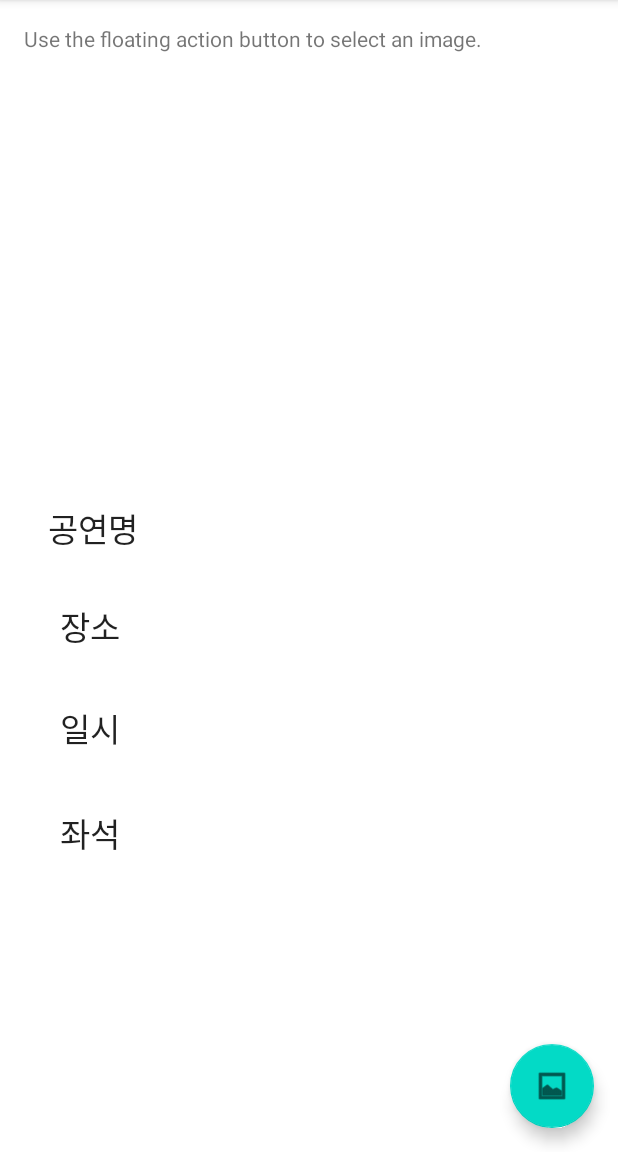
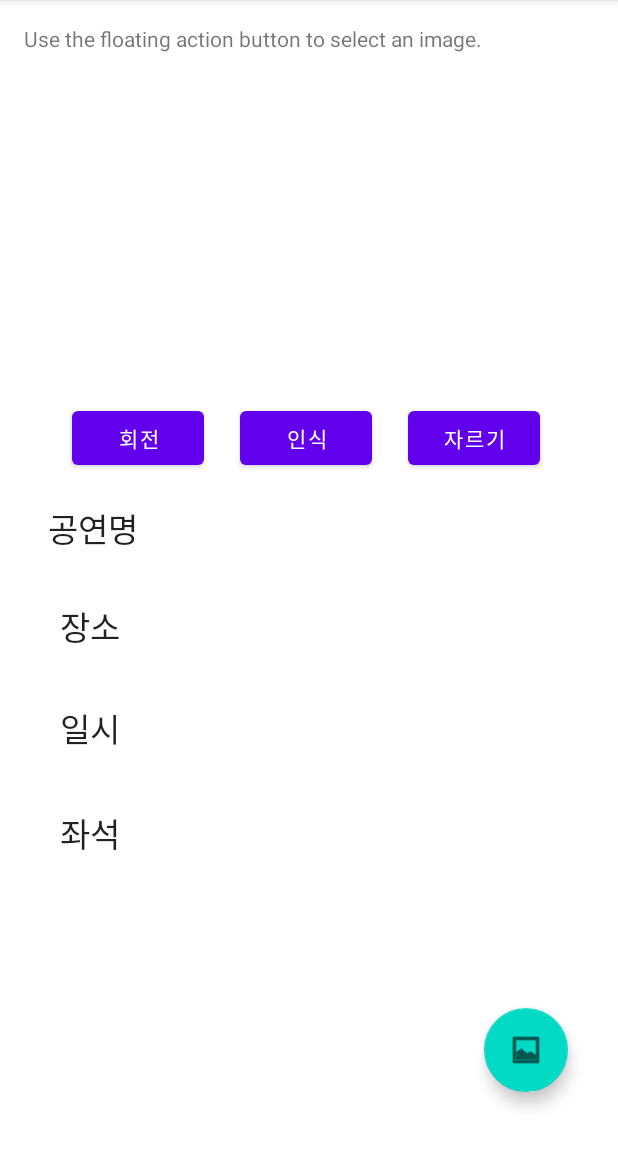
Before and after one commit to hjuujh/mytip, an Android app: the TicketActivity screen opened directly, with no data from a screen before it, on a phone screen of 412 x 824 dp, the part 84-1236 px from its top. Run offline under Robolectric (Android 15) with nearby library versions, the phone set to English and light mode, and no system bars; our stand-ins replace Firebase (no records; nobody signed in at launch, a user with empty details on screens opened directly); libraries missing offline, so code that uses them is left out: com.google.api.client, com.google.api.services, com.google.gson.internal.

Commit message:
사진 자르기 회전 추가

```diff
--- a/app/src/main/AndroidManifest.xml
+++ b/app/src/main/AndroidManifest.xml
@@ -4,6 +4,7 @@
 
     <uses-permission android:name="android.permission.INTERNET" />
     <uses-permission android:name="android.permission.READ_EXTERNAL_STORAGE" />
+    <uses-permission android:name="android.permission.WRITE_EXTERNAL_STORAGE" />
     <uses-permission android:name="android.permission.CAMERA" />
 
     <application
--- a/app/src/main/res/layout/activity_ticket.xml
+++ b/app/src/main/res/layout/activity_ticket.xml
@@ -1,10 +1,9 @@
 <?xml version="1.0" encoding="utf-8"?>
-<androidx.coordinatorlayout.widget.CoordinatorLayout xmlns:android="http://schemas.android.com/apk/res/android"
+<RelativeLayout xmlns:android="http://schemas.android.com/apk/res/android"
     xmlns:app="http://schemas.android.com/apk/res-auto"
     xmlns:tools="http://schemas.android.com/tools"
     android:layout_width="match_parent"
     android:layout_height="match_parent"
-android:fitsSystemWindows="true"
     tools:context=".TicketActivity">
 
 <!--    <android.support.design.widget.AppBarLayout-->
@@ -18,8 +17,13 @@ tools:context=".TicketActivity">
         android:id="@+id/fab"
         android:layout_width="wrap_content"
         android:layout_height="wrap_content"
+        android:layout_alignParentEnd="true"
+        android:layout_alignParentRight="true"
+        android:layout_alignParentBottom="true"
         android:layout_gravity="bottom|end"
-    android:layout_margin="@dimen/fab_margin"
+        android:layout_marginEnd="33dp"
+        android:layout_marginRight="33dp"
+        android:layout_marginBottom="40dp"
         android:src="@android:drawable/ic_menu_gallery" />
 
-</androidx.coordinatorlayout.widget.CoordinatorLayout>
+</RelativeLayout>
--- a/app/src/main/res/layout/content_main.xml
+++ b/app/src/main/res/layout/content_main.xml
@@ -10,7 +10,7 @@
     android:paddingBottom="@dimen/activity_vertical_margin"
     app:layout_behavior="@string/appbar_scrolling_view_behavior"
     tools:context=".TicketActivity"
-    tools:showIn="@layout/activity_main">
+    tools:showIn="@layout/activity_ticket">
 
     <TextView
         android:id="@+id/image_details"
@@ -138,6 +138,39 @@
             app:layout_constraintHorizontal_bias="0.498"
             app:layout_constraintStart_toStartOf="parent"
             app:layout_constraintTop_toBottomOf="@+id/main_image" />
+
+        <Button
+            android:id="@+id/button4"
+            android:layout_width="wrap_content"
+            android:layout_height="wrap_content"
+            android:layout_marginStart="136dp"
+            android:onClick="resizeClick"
+            android:text="자르기"
+            app:layout_constraintStart_toEndOf="@+id/button2"
+            app:layout_constraintTop_toTopOf="@+id/button2" />
+
+        <Button
+            android:id="@+id/button2"
+            android:layout_width="wrap_content"
+            android:layout_height="wrap_content"
+            android:layout_marginTop="252dp"
+            android:onClick="turnClick"
+            android:text="회전"
+            app:layout_constraintEnd_toEndOf="parent"
+            app:layout_constraintHorizontal_bias="0.109"
+            app:layout_constraintStart_toStartOf="parent"
+            app:layout_constraintTop_toTopOf="parent" />
+
+        <Button
+            android:id="@+id/textvision"
+            android:layout_width="wrap_content"
+            android:layout_height="wrap_content"
+            android:layout_marginStart="24dp"
+            android:onClick="textClick"
+            android:text="인식"
+            app:layout_constraintStart_toEndOf="@+id/button2"
+            app:layout_constraintTop_toTopOf="@+id/button2" />
+
     </androidx.constraintlayout.widget.ConstraintLayout>
 
     <RelativeLayout
```
Also changed, not shown: app/src/main/java/com/example/mytip/TicketActivity.java (+81 -4 lines). Lines whose indentation alone changed are shown as unchanged.
